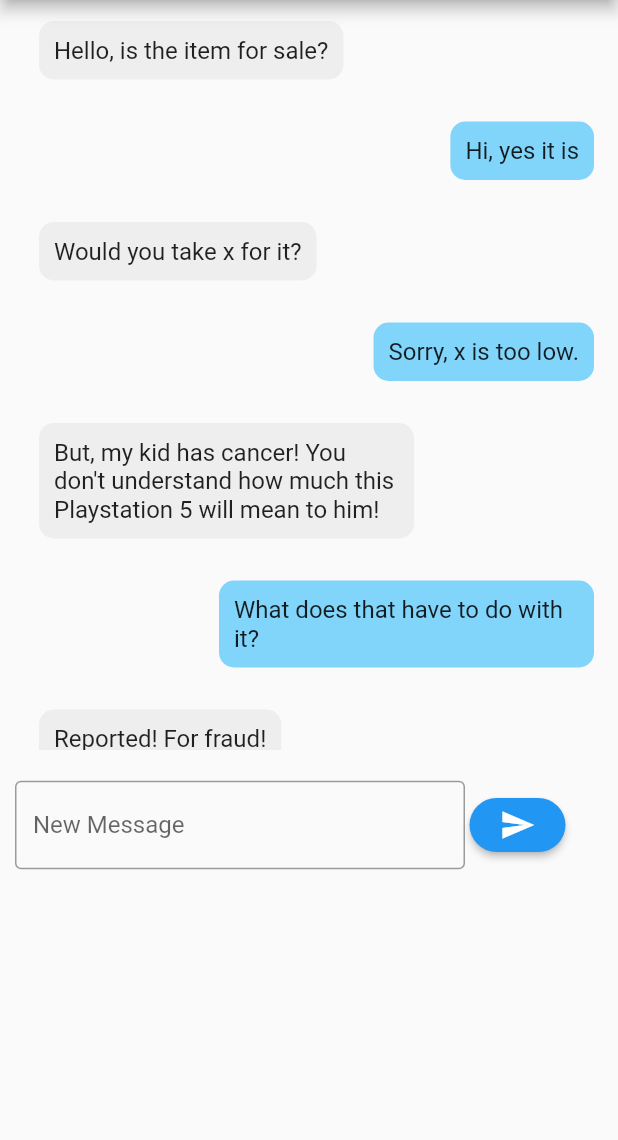
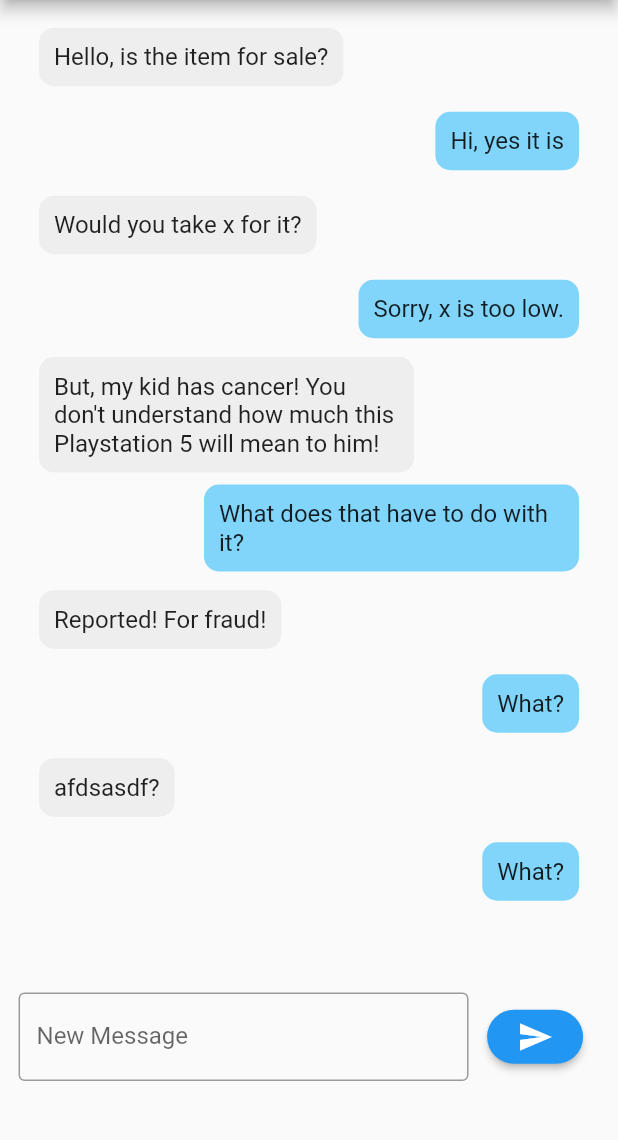
Before and after one commit to saveCraigslistTeam/craigslist, a Flutter app: the MessagesGroup screen opened by its route, after a tap on "hank123", on a phone screen of 412 x 824 dp, the part 84-1224 px from its top. Run offline on Flutter 3.47's test engine with Material 2 defaults, Android fonts, the phone set to English and light mode, and no system bars; missing offline and left inert: amplify_api, amplify_auth_cognito, amplify_core, amplify_datastore, amplify_flutter.

Commit message:
Fixed alignment of message details screen.

```diff
--- a/lib/models/messages/dummy_conversation.dart
+++ b/lib/models/messages/dummy_conversation.dart
@@ -67,6 +67,16 @@ class Conversation {
     receiverId: "hank123",
     messageText: "What?");
 
+  final Message message9 = Message(
+    userId: "hank123",
+    receiverId: "user1",
+    messageText: "afdsasdf?");
+
+  final Message message10 = Message(
+    userId: "user1",
+    receiverId: "hank123",
+    messageText: "What?");
+
   final List<Message> stream = <Message>[];
 
   void addMessages() {
@@ -78,6 +88,8 @@ class Conversation {
       stream.add(message6);
       stream.add(message7);
       stream.add(message8);
+      stream.add(message9);
+      stream.add(message10);
   }
 
   List<Message> get messageData {
--- a/lib/views/messages/message_form.dart
+++ b/lib/views/messages/message_form.dart
@@ -20,20 +20,40 @@ class _MessageFormState extends State<MessageForm> {
 
   @override
   Widget build(BuildContext context) {
-    return SafeArea(
-      maintainBottomViewPadding: true,
-      child:
+    return (
+      form(formKey, context)
+    );
+  }
+}
+
+Widget form(GlobalKey<FormState> formKey, BuildContext context) {
+  return (
     Form(
       key: formKey,
-              child: Padding(
-                padding: const EdgeInsets.all(10.0),
         child: Row(
           children: [
-                    SizedBox(
+            Padding(
+              padding: EdgeInsets.symmetric(
+                horizontal: paddingSides(context),
+                vertical: paddingTopAndBottom(context)),
+              child: Container(
                 width: 300,
-                      child: TextFormField(
+                child: textEntry(),
+              ),
+            ),
+            send()
+          ],
+      ),
+    )
+  );
+}
+
+Widget textEntry(){
+  return (
+    TextFormField(
         decoration:
-                          const InputDecoration(labelText: 'New Message',
+          const InputDecoration(
+            labelText: 'New Message',
             border: OutlineInputBorder()),
         maxLines: 2,
         minLines: 1,
@@ -48,27 +68,20 @@ class _MessageFormState extends State<MessageForm> {
           } else {
             return null;
           }
-                        },
-                      ),
-                    ),
-                    Padding(
-                      padding: EdgeInsets.all(3),
-                      child: ElevatedButton(
+    }));
+  }
+
+Widget send(){
+  return (
+    ElevatedButton(
       style: ButtonStyle(
         shape: MaterialStateProperty.all<RoundedRectangleBorder>(
           RoundedRectangleBorder(borderRadius: BorderRadius.circular(25.0))
         )),
       onPressed: () { },
       child: Icon(Icons.send),
-                      ),
-                    ),
-                  ],
-                ),
-              ),
-            ),
-
+    )
   );
-  }
 }
 
 void sendMessage(NewMessage message, String userId, String receiverId, String text){
@@ -81,6 +94,10 @@ void sendMessage(NewMessage message, String userId, String receiverId, String te
   print('${message.userId}, ${message.userId}, ${message.userId}, ${message.userId}');
 }
 
-double padding(BuildContext context) {
-    return MediaQuery.of(context).size.width * 0.3;
+double paddingSides(BuildContext context) {
+  return MediaQuery.of(context).size.width * 0.03;
 }
+
+double paddingTopAndBottom(BuildContext context){
+  return MediaQuery.of(context).size.height * 0.01;
+}
--- a/lib/views/messages/messages_detail.dart
+++ b/lib/views/messages/messages_detail.dart
@@ -19,7 +19,6 @@ class MessageDetail extends StatelessWidget {
     //final userName = ModalRoute.of(context)?.settings.arguments as String;
     return (
       Scaffold(
-      resizeToAvoidBottomInset: true,
       appBar: AppBar(title: Text(title),
                     leading: Padding(
                       padding: const EdgeInsets.symmetric(horizontal: 10, vertical: 3),
@@ -34,18 +33,18 @@ class MessageDetail extends StatelessWidget {
       body: SafeArea(
         child: Column(
           children: [
-            SizedBox(
-              height: 500,
-              child: ListView.builder(
-                      key: new Key('asdf'),
-                      itemCount: data.listLength,
-                      itemBuilder: (_, index) => getListTile(index, data, context, userId),
-                      addAutomaticKeepAlives: false,
-                      shrinkWrap: true),
-            ),
-            SizedBox(
-              height: 100,
-              child: MessageForm(userId: userId, receiverId: receiverId)),
+                Expanded(
+                  flex: 8,
+                  child: ListView.builder(
+                          padding: const EdgeInsets.all(10),
+                          itemCount: data.listLength,
+                          itemBuilder: (_, index) => getListTile(index, data, context, userId),
+                          addAutomaticKeepAlives: true,
+                          shrinkWrap: true),
+                ),
+               Expanded(
+                 flex: 2,
+                 child: MessageForm(userId: userId, receiverId: receiverId))
           ],
         ),
       ),
@@ -58,25 +57,19 @@ class MessageDetail extends StatelessWidget {
 Widget getListTile(int index, Conversation data, BuildContext context, String userName) {
   if (data.messageData[index].userId == userName) {
     return ListTile(
-      title: Padding(
-        padding: const EdgeInsets.symmetric(vertical: 10.0),
-        child: ColoredBox(
+      title: ColoredBox(
           color: Colors.lightBlue.shade200,
           text: data.messageData[index].message,
           alignment: MainAxisAlignment.end,
           textAlignment: TextAlign.start)
-      )
     );
   } else {
     return ListTile(
-      title: Padding(
-        padding: const EdgeInsets.all(10.0),
-        child: ColoredBox(
+      title: ColoredBox(
           color: Colors.grey.shade200,
           text: data.messageData[index].message,
           alignment: MainAxisAlignment.start,
           textAlignment: TextAlign.start)
-      )
     );
   }
 }
```
Lines whose indentation alone changed are shown as unchanged.
